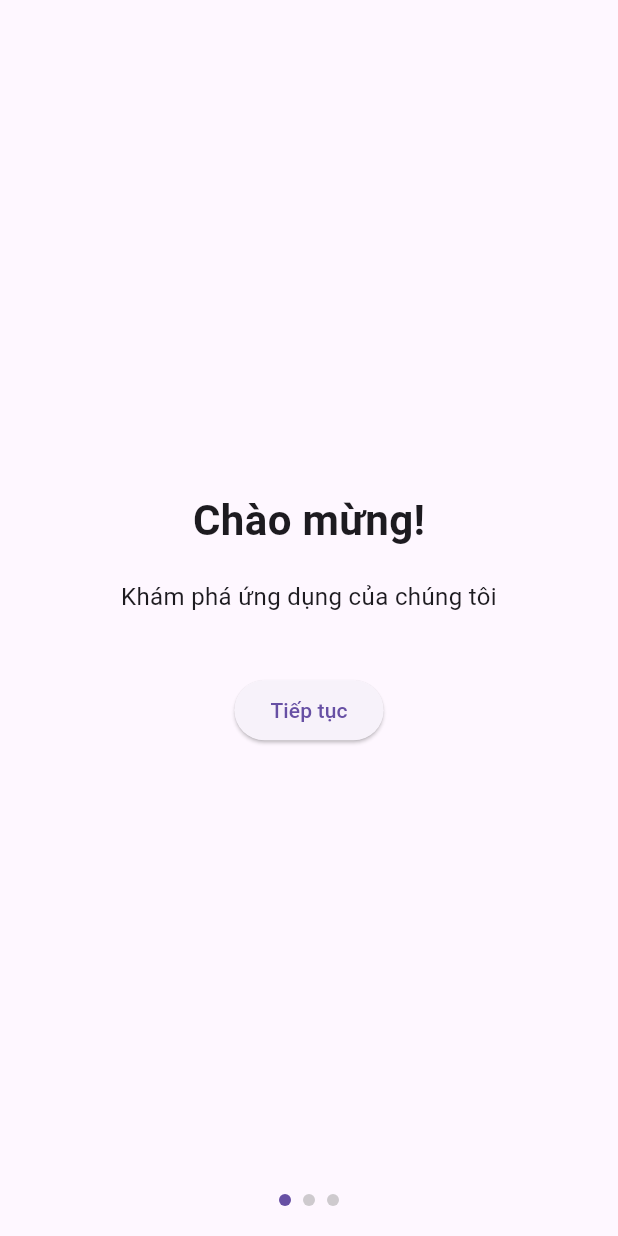
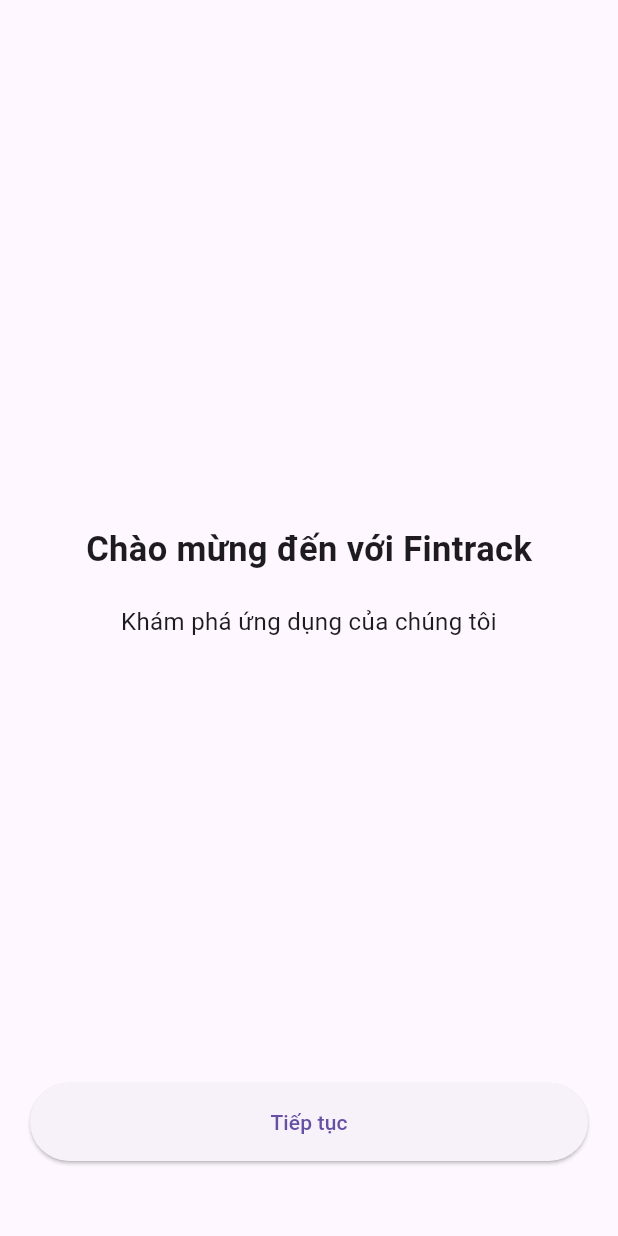
Before and after one commit to DanhCaTuanNgoc/fintrack, a Flutter app: the screen it shows after launch, on a phone screen of 412 x 824 dp. Run offline on Flutter 3.47's test engine with Material 3 defaults, Android fonts, the phone set to English and light mode, and no system bars; our stand-ins replace get_it, sqflite; accounts and stored records are empty.

Commit message:
Refactor Welcome screen layout: remove page indicators and update content structure for improved UI

```diff
--- a/lib/ui/Welcome.dart
+++ b/lib/ui/Welcome.dart
@@ -82,29 +82,29 @@ class _WelcomeScreenState extends State<WelcomeScreen>
             ],
           ),
           // Thêm indicators để hiển thị vị trí trang
-          Positioned(
-            bottom: 20.0,
-            left: 0,
-            right: 0,
-            child: Row(
-              mainAxisAlignment: MainAxisAlignment.center,
-              children: List.generate(
-                3,
-                (index) => Container(
-                  margin: const EdgeInsets.symmetric(horizontal: 4.0),
-                  width: 8.0,
-                  height: 8.0,
-                  decoration: BoxDecoration(
-                    shape: BoxShape.circle,
-                    color:
-                        _currentPage == index
-                            ? Theme.of(context).primaryColor
-                            : Colors.grey.withOpacity(0.5),
-                  ),
-                ),
-              ),
-            ),
-          ),
+          // Positioned(
+          //   bottom: 20.0,
+          //   left: 0,
+          //   right: 0,
+          //   child: Row(
+          //     mainAxisAlignment: MainAxisAlignment.center,
+          //     children: List.generate(
+          //       3,
+          //       (index) => Container(
+          //         margin: const EdgeInsets.symmetric(horizontal: 4.0),
+          //         width: 8.0,
+          //         height: 8.0,
+          //         decoration: BoxDecoration(
+          //           shape: BoxShape.circle,
+          //           color:
+          //               _currentPage == index
+          //                   ? Theme.of(context).primaryColor
+          //                   : Colors.grey.withOpacity(0.5),
+          //         ),
+          //       ),
+          //     ),
+          //   ),
+          // ),
         ],
       ),
     );
@@ -206,12 +206,15 @@ class WelcomePage extends StatelessWidget {
   @override
   Widget build(BuildContext context) {
     return Container(
-      padding: const EdgeInsets.all(20),
-      child: SlidePageContent(
+      padding: const EdgeInsets.only(top: 350, left: 20, right: 20, bottom: 50),
+      child: Column(
+        children: [
+          // SlidePageContent chỉ chứa các widget cần hiệu ứng
+          SlidePageContent(
             children: [
               const Text(
-            'Chào mừng!',
-            style: TextStyle(fontSize: 28, fontWeight: FontWeight.bold),
+                'Chào mừng đến với Fintrack',
+                style: TextStyle(fontSize: 23, fontWeight: FontWeight.bold),
               ),
               const SizedBox(height: 20),
               const Text(
@@ -220,7 +223,23 @@ class WelcomePage extends StatelessWidget {
                 style: TextStyle(fontSize: 16),
               ),
               const SizedBox(height: 40),
-          ElevatedButton(onPressed: onNext, child: const Text('Tiếp tục')),
+            ],
+          ),
+
+          const Spacer(), // đẩy nút xuống dưới
+          // Nút ở dưới cùng
+          SizedBox(
+            width: double.infinity, // Chiều rộng tối đa
+            child: ElevatedButton(
+              onPressed: onNext,
+              style: ElevatedButton.styleFrom(
+                padding: const EdgeInsets.symmetric(
+                  vertical: 16,
+                ), // Tăng chiều cao nếu cần// tuỳ chỉnh màu
+              ),
+              child: const Text('Tiếp tục'),
+            ),
+          ),
         ],
       ),
     );
```
Lines whose indentation alone changed are shown as unchanged.
